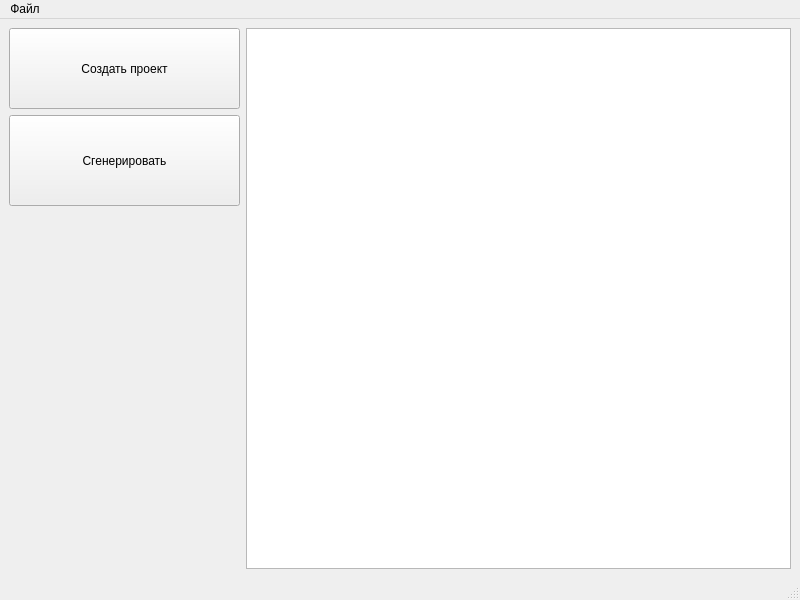
This is CompilerMainWin.ui in hremman/ImageCompiler as Qt 5 draws it before an edit. The edited form follows.
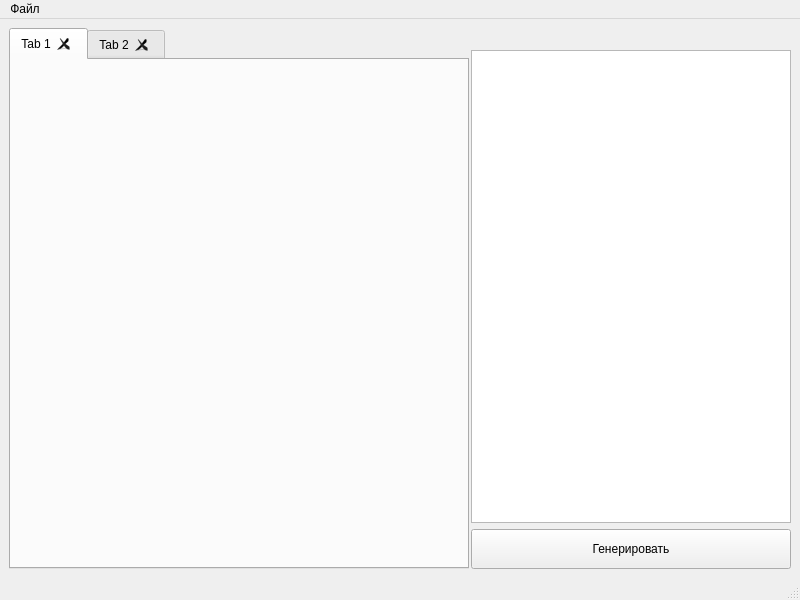
This is the edited form.

```diff
--- a/CompilerMainWin.ui
+++ b/CompilerMainWin.ui
@@ -27,80 +27,102 @@
     </sizepolicy>
    </property>
    <layout class="QHBoxLayout" name="horizontalLayout">
+    <item>
+     <widget class="QTabWidget" name="tabs">
+      <property name="enabled">
+       <bool>true</bool>
+      </property>
+      <property name="minimumSize">
+       <size>
+        <width>460</width>
+        <height>541</height>
+       </size>
+      </property>
+      <property name="tabPosition">
+       <enum>QTabWidget::North</enum>
+      </property>
+      <property name="tabShape">
+       <enum>QTabWidget::Rounded</enum>
+      </property>
+      <property name="currentIndex">
+       <number>0</number>
+      </property>
+      <property name="tabsClosable">
+       <bool>true</bool>
+      </property>
+      <property name="movable">
+       <bool>true</bool>
+      </property>
+      <widget class="QWidget" name="tab">
+       <attribute name="title">
+        <string>Tab 1</string>
+       </attribute>
+      </widget>
+      <widget class="QWidget" name="tab_2">
+       <attribute name="title">
+        <string>Tab 2</string>
+       </attribute>
+      </widget>
+     </widget>
+    </item>
     <item>
      <layout class="QVBoxLayout" name="verticalLayout">
       <item>
-       <widget class="QPushButton" name="create_proj">
+       <widget class="QLabel" name="hard_spacer">
         <property name="minimumSize">
          <size>
-          <width>231</width>
-          <height>81</height>
+          <width>14</width>
+          <height>16</height>
          </size>
         </property>
         <property name="maximumSize">
          <size>
-          <width>231</width>
-          <height>81</height>
+          <width>323</width>
+          <height>16</height>
          </size>
         </property>
         <property name="text">
-         <string>Создать проект</string>
+         <string/>
         </property>
        </widget>
       </item>
       <item>
-       <widget class="QPushButton" name="generate">
+       <widget class="QGraphicsView" name="graphicsView">
         <property name="minimumSize">
          <size>
-          <width>231</width>
-          <height>91</height>
+          <width>200</width>
+          <height>320</height>
          </size>
         </property>
         <property name="maximumSize">
          <size>
-          <width>231</width>
-          <height>91</height>
+          <width>800</width>
+          <height>16777215</height>
          </size>
         </property>
-        <property name="text">
-         <string>Сгенерировать</string>
-        </property>
        </widget>
       </item>
       <item>
-       <spacer name="verticalSpacer">
-        <property name="orientation">
-         <enum>Qt::Vertical</enum>
+       <widget class="QPushButton" name="pushButton">
+        <property name="minimumSize">
+         <size>
+          <width>320</width>
+          <height>40</height>
+         </size>
         </property>
-        <property name="sizeHint" stdset="0">
+        <property name="maximumSize">
          <size>
-          <width>20</width>
+          <width>320</width>
           <height>40</height>
          </size>
         </property>
-       </spacer>
+        <property name="text">
+         <string>Генерировать</string>
+        </property>
+       </widget>
       </item>
      </layout>
     </item>
-    <item>
-     <widget class="QGraphicsView" name="show_img">
-      <property name="minimumSize">
-       <size>
-        <width>540</width>
-        <height>540</height>
-       </size>
-      </property>
-      <property name="verticalScrollBarPolicy">
-       <enum>Qt::ScrollBarAlwaysOff</enum>
-      </property>
-      <property name="horizontalScrollBarPolicy">
-       <enum>Qt::ScrollBarAlwaysOff</enum>
-      </property>
-      <property name="sizeAdjustPolicy">
-       <enum>QAbstractScrollArea::AdjustToContents</enum>
-      </property>
-     </widget>
-    </item>
    </layout>
   </widget>
   <widget class="QMenuBar" name="menubar">
```
Left out of the diff: 10 changed lines with no effect on the pictures.
